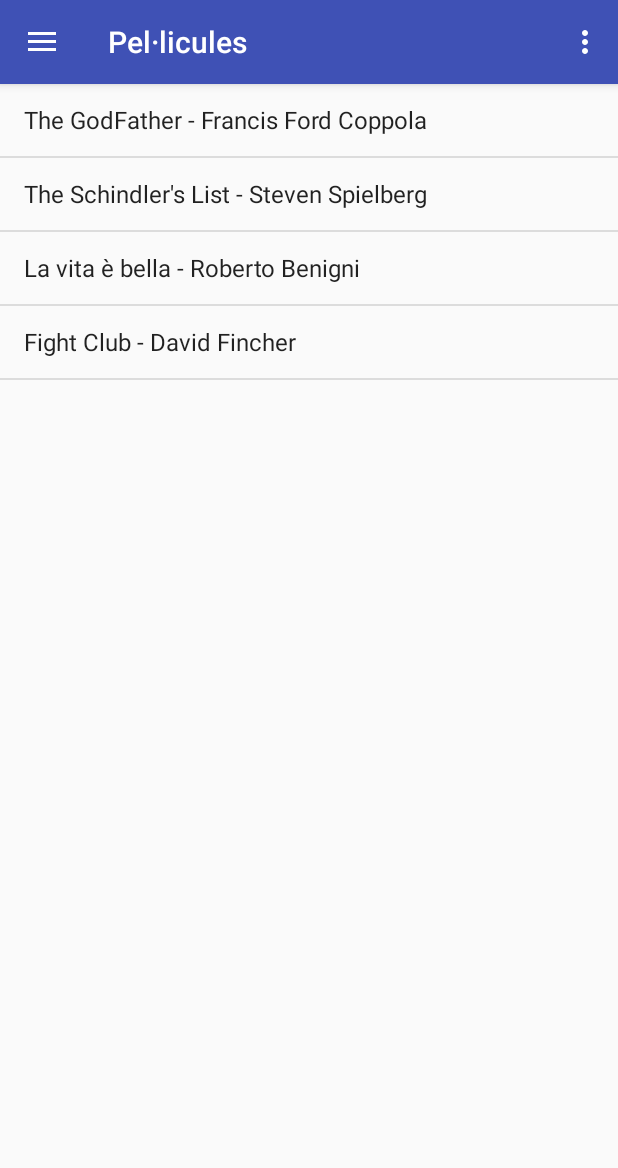
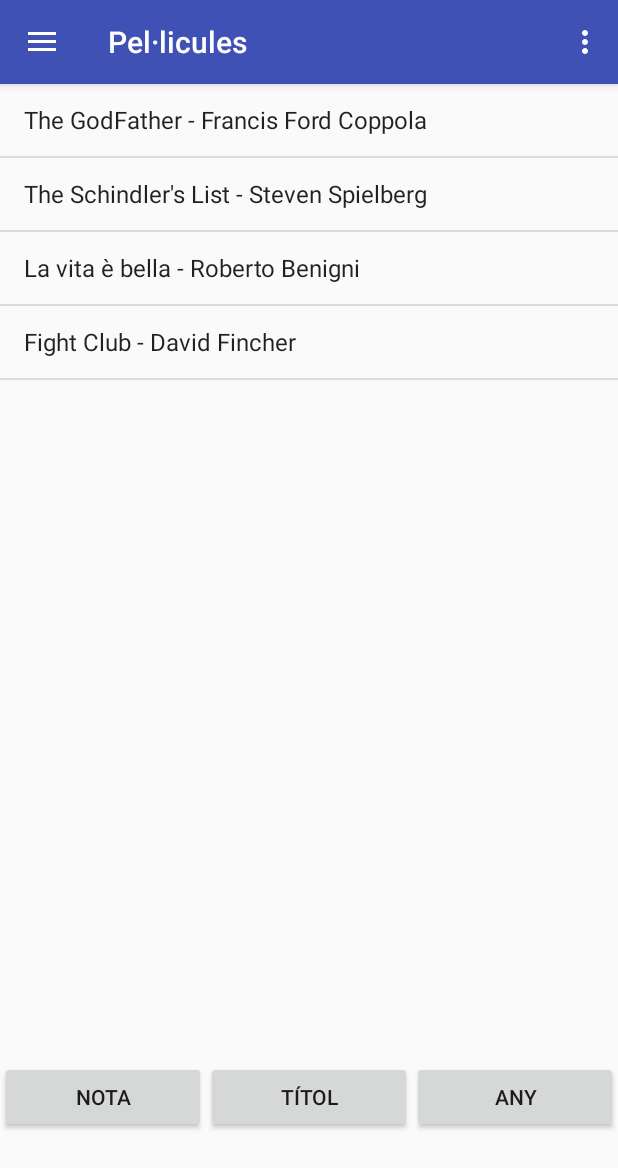
Before and after one commit to marcbarrio/MyFilmDatabaseDefinitiu2, an Android app: the screen it shows after launch (MainActivity), in the options menu, after a tap on "Resetejar pel·lícules mostra", on a phone screen of 412 x 824 dp. Shown: the top 1168 px of the screen. Run offline under Robolectric (Android 15) with nearby library versions, the phone set to English and light mode, and no system bars.

Commit message:
diferents ordres

```diff
--- a/app/src/main/res/layout/main.xml
+++ b/app/src/main/res/layout/main.xml
@@ -3,7 +3,8 @@
     xmlns:tools="http://schemas.android.com/tools"
     android:layout_width="match_parent"
     android:layout_height="match_parent"
-    android:orientation="vertical" >
+    android:orientation="vertical"
+    android:weightSum="1">
 
     <!--
     <LinearLayout
@@ -36,8 +37,39 @@
 
     <ListView
         android:layout_width="match_parent"
-        android:layout_height="match_parent"
-        android:id="@+id/list_main_activity" />
+        android:layout_height="402dp"
+        android:id="@+id/list_main_activity"
+        android:layout_weight="0.80" />
+
+    <LinearLayout
+        android:orientation="horizontal"
+        android:layout_width="match_parent"
+        android:layout_height="54dp">
+
+        <Button
+            android:text="Nota"
+            android:layout_width="match_parent"
+            android:layout_height="wrap_content"
+            android:id="@+id/order_nota"
+            android:onClick="onClick"
+            android:layout_weight="1" />
+
+        <Button
+            android:text="Títol"
+            android:layout_width="match_parent"
+            android:layout_height="wrap_content"
+            android:id="@+id/order_title"
+            android:onClick="onClick"
+            android:layout_weight="1" />
+
+        <Button
+            android:text="Any"
+            android:layout_width="match_parent"
+            android:layout_height="wrap_content"
+            android:id="@+id/order_year"
+            android:onClick="onClick"
+            android:layout_weight="1" />
+    </LinearLayout>
 
 
 </LinearLayout>
```
